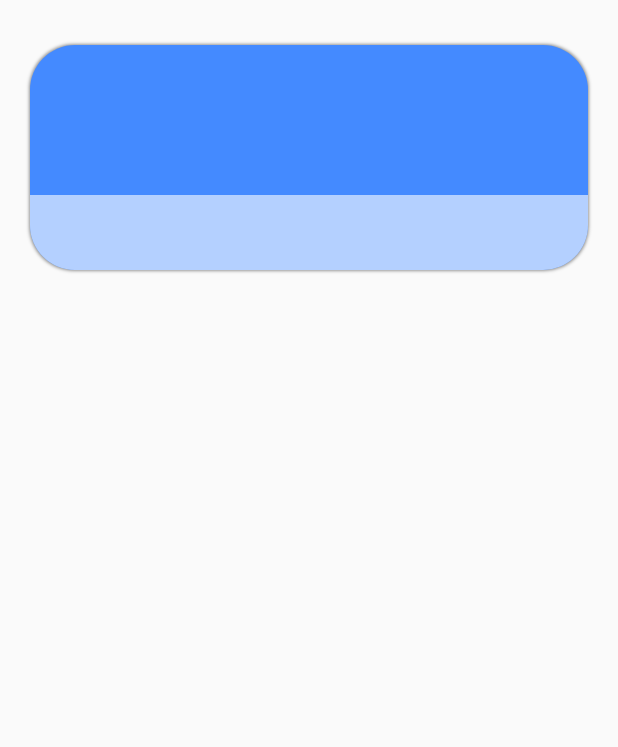
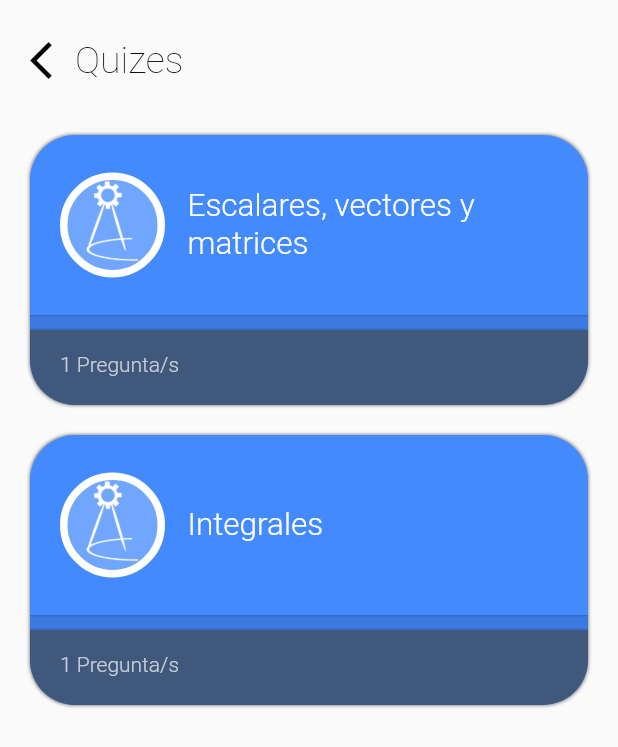
Before and after one commit to lesanpi/sc-learning-app-deprecated, a Flutter app: the GameMenuScreen screen opened directly, after a tap on "5to Año", on a phone screen of 412 x 824 dp. Shown: the top 747 px of the screen. Run offline on Flutter 3.47's test engine with Material 2 defaults, Android fonts, the phone set to English and light mode, and no system bars; our stand-ins replace shared_preferences, video_player, youtube_player_flutter; accounts and stored records are empty.

Commit message:
Quizes Screen, Quiz Item

```diff
--- a/lib/model/App.dart
+++ b/lib/model/App.dart
@@ -1,18 +1,24 @@
 import 'dart:convert';
 import 'package:e_learning_sc/model/Content.dart';
+import 'package:e_learning_sc/model/CourseQuiz.dart';
 import 'package:e_learning_sc/model/Guide.dart';
 import 'package:e_learning_sc/model/Lesson.dart';
+import 'package:e_learning_sc/model/Question.dart';
+import 'package:e_learning_sc/model/Quiz.dart';
 import 'package:flutter/material.dart';
 import 'Course.dart';
 
 class App{
 
   static const MaterialAccentColor primary_color = Colors.blueAccent;
-  static Color option_color = Color(0xFF2ed1c4);
+  static const Color option_color = Color(0xFF2ed1c4);
+  static const Color gold = Color.fromRGBO(255, 185, 44, 1);
+  static const Color dark_blue = Color(0xFF40587c);
+  static const Color green_progress = Color(0xFF98ca3f);
 
   var _data;
 
-  List<Course> courseList(var data){
+  static List<Course> courseList(var data){
     List<Course> _courseList = [];
     for(int i = 0; i < data.length; i++){
 
@@ -27,7 +33,7 @@ class App{
     return _courseList;
   }
 
-  List<Content> contentList(var dataContent){
+  static List<Content> contentList(var dataContent){
     List<Content> _contentList = [];
 
     for(int i = 0; i < dataContent.length; i++){
@@ -49,4 +55,49 @@ class App{
     return _contentList;
   }
 
+  static List<CourseQuiz> courseQuizList(var dataCourseQuizes){
+    List<CourseQuiz> _courseQuizList = [];
+
+    for(int i = 0; i < dataCourseQuizes.length; i++){
+
+      _courseQuizList.add(
+          CourseQuiz(
+              id: dataCourseQuizes[i]["id"],
+              name: dataCourseQuizes[i]["title"],
+              description: dataCourseQuizes[i]["description"],
+              quizes: App.quizesList(dataCourseQuizes[i]["quizes"])
+          )
+      );
+    }
+
+    return _courseQuizList;
+  }
+
+  static List<Quiz> quizesList(var dataQuizes){
+    List<Quiz> _quizes = [];
+    for(int i = 0; i < dataQuizes.length; i++){
+      _quizes.add(Quiz(id: dataQuizes[i]["id"], title: dataQuizes[i]["title"], questions: App.questions(dataQuizes[i]["questions"])));
+    }
+
+    return _quizes;
+  }
+
+  static List<Question> questions(var dataQuiz){
+    List<Question> _questions = [];
+    for(int i = 0; i < dataQuiz.length; i++){
+      _questions.add(
+          Question(
+              question: dataQuiz[i]["question"],
+              option_1: dataQuiz[i]["option_1"],
+              option_2: dataQuiz[i]["option_2"],
+              option_3: dataQuiz[i]["option_3"],
+              option_4: dataQuiz[i]["option_4"],
+              correctOption: dataQuiz[i]["correct_option"]
+          )
+      );
+    }
+
+    return _questions;
+  }
+
 }
--- a/lib/model/Quiz.dart
+++ b/lib/model/Quiz.dart
@@ -1,9 +1,10 @@
 import 'package:e_learning_sc/model/Question.dart';
 
 class Quiz{
-  String name;
+  String id;
+  String title;
   String description;
   List<Question> questions;
 
-  Quiz({required this.name, required this.questions, this.description = ""});
+  Quiz({required this.id, required this.title, required this.questions, this.description = ""});
 }
--- a/lib/screens/course_screen.dart
+++ b/lib/screens/course_screen.dart
@@ -24,6 +24,10 @@ class CourseScreen extends StatelessWidget{
   Widget courseScreen(BuildContext context){
     return Scaffold(
       body: courseScreenUI(context),
+      appBar: AppBar(
+        backgroundColor: App.primary_color,
+        toolbarHeight: 0,
+      ),
     );
   }
 
--- a/lib/screens/game_menu_screen.dart
+++ b/lib/screens/game_menu_screen.dart
@@ -1,3 +1,5 @@
+import 'dart:convert';
+
 import 'package:e_learning_sc/model/App.dart';
 import 'package:e_learning_sc/model/CourseQuiz.dart';
 import 'package:e_learning_sc/model/Question.dart';
@@ -24,6 +26,12 @@ class GameMenuScreen extends StatelessWidget {
 
     double screenHeight = MediaQuery.of(context).size.height;
     double headerHeight = 140;
+
+    return FutureBuilder(
+
+        future: DefaultAssetBundle.of(context).loadString('assets/data.json'),
+        builder: (context, snapshot) {
+          var data = json.decode(snapshot.data.toString());
 
           return Center(
               child: Column(
@@ -64,8 +72,10 @@ class GameMenuScreen extends StatelessWidget {
                   ),
                   Container(
                     height: screenHeight - headerHeight - 100,
-            child: ListView(
-              children: courseQuizMenuItem(context),
+                    child: snapshot.connectionState != ConnectionState.done ? Container()
+                        :
+                    ListView(
+                      children: courseQuizMenuItemList(App.courseQuizList(data["quizes"])),
                       scrollDirection: Axis.vertical,
                     ),
                   )
@@ -74,26 +84,18 @@ class GameMenuScreen extends StatelessWidget {
           );
         }
 
-  List<Widget> courseQuizMenuItem(BuildContext context){
-    double screenWidth = MediaQuery.of(context).size.width;
 
-    List<Question> questions_ex = [
-      Question(question: "¿Cuanto es 2 + 2?", option_1: "1", option_2: "2", option_3: "3", option_4: "Pez", correctOption: 4)
-    ];
-    List<Quiz> quizes_ex = [
-      Quiz(name: "V", questions: questions_ex)
-    ];
-    CourseQuiz courseQuiz_ex = CourseQuiz(name: "5to Año", id: "ae1e2", description: "Vectores, derivadas e integrales",
-      quizes: quizes_ex
     );
 
-    return [
-      CourseQuizMenuItem(courseQuiz: courseQuiz_ex,),
-      CourseQuizMenuItem(courseQuiz: courseQuiz_ex,),
-      CourseQuizMenuItem(courseQuiz: courseQuiz_ex,),
-      CourseQuizMenuItem(courseQuiz: courseQuiz_ex,),
-      CourseQuizMenuItem(courseQuiz: courseQuiz_ex,),
+  }
 
-    ];
+  List<Widget> courseQuizMenuItemList(List<CourseQuiz> courseQuizList){
+
+    List<Widget> courseQuizItems = [];
+    courseQuizList.forEach((courseQuiz) {
+      courseQuizItems.add(CourseQuizMenuItem(courseQuiz: courseQuiz));
+    });
+
+    return courseQuizItems;
   }
 }
--- a/lib/screens/home_screen.dart
+++ b/lib/screens/home_screen.dart
@@ -49,8 +49,6 @@ class HomeScreen extends StatelessWidget{
 
   Widget homeScreen(BuildContext context){
 
-    App myApp = App();
-
     return FutureBuilder(
 
       future: DefaultAssetBundle.of(context).loadString('assets/data.json'),
@@ -99,7 +97,7 @@ class HomeScreen extends StatelessWidget{
                     ],
                   )
               ),
-              snapshot.connectionState == ConnectionState.waiting ? Container() : CourseList(course_list: myApp.courseList(data["courses"]),),
+              snapshot.connectionState == ConnectionState.waiting ? Container() : CourseList(course_list: App.courseList(data["courses"]),),
               snapshot.connectionState == ConnectionState.waiting ? Container() : LessonList(lessonList: lessonList, course: Course(title: "", description: "", mini_description: "", content_list: []),),
               snapshot.connectionState == ConnectionState.waiting ? Container() : GuideList(guideList: guideList,),
 
--- a/lib/screens/quizes_screen.dart
+++ b/lib/screens/quizes_screen.dart
@@ -1,5 +1,8 @@
 import 'package:e_learning_sc/model/App.dart';
 import 'package:e_learning_sc/model/CourseQuiz.dart';
+import 'package:e_learning_sc/widgets/back_button.dart';
+import 'package:e_learning_sc/widgets/quiz_item.dart';
+import 'package:e_learning_sc/widgets/simple_progress_bar.dart';
 import 'package:flutter/material.dart';
 
 class QuizesScreen extends StatelessWidget{
@@ -13,57 +16,64 @@ class QuizesScreen extends StatelessWidget{
 
     double screenHeight = MediaQuery.of(context).size.height;
     double screenWidth = MediaQuery.of(context).size.width;
-    double radius = 30;
 
     return Scaffold(
-      body: Container(
-        height: screenHeight,
-        width: screenWidth,
-        padding: EdgeInsets.symmetric(
-          horizontal: 20,
-          vertical: 30
-        ),
-        child: ListView(
+      body: SafeArea(
+        child: Stack(
           children: [
             Container(
+              height: screenHeight,
               width: screenWidth,
-              height: 150,
-              decoration: BoxDecoration(
-                color: App.primary_color,
-                  borderRadius: BorderRadius.all(Radius.circular(radius)),
-                  boxShadow: [
-                    BoxShadow(
-                      color: Color.fromRGBO(0, 0, 0, 0.4),
-                      blurRadius: 1,
-                      spreadRadius: 0.1,
-                    )
-                  ]
+              padding: EdgeInsets.only(
+                left: 20,
+                right: 20,
+                top: 80
               ),
-              child: Column(
+              child: ListView(
+                children: listQuizesWidget(),
+              ),
+            ),
+            Container(
+              width: screenWidth,
+              height: 80,
+              child: Row(
                 children: [
-                  Container(
-                    width: screenWidth,
-                    height: 100,
+                  MyBackButton(size: 30, color: Colors.black,),
+                  Text(
+                    "Quizes",
+                    style: TextStyle(
+                        color: Colors.black,
+                        fontWeight: FontWeight.w200,
+                        fontSize: 25
+                    ),
                   ),
-
-                  Container(
-                    width: screenWidth,
-                    height: 50,
-                    decoration: BoxDecoration(
-                      color: Colors.white60,
-                      borderRadius: BorderRadius.vertical(
-                        bottom: Radius.circular(radius)
-                      ),
-                    ),
-                  )
                 ],
               ),
-            )
+              padding: EdgeInsets.symmetric(
+                  horizontal: 20,
+                  vertical: 10
+              ),
+
+            ),
           ],
         ),
+      ),
+      appBar: AppBar(
+        backgroundColor: App.primary_color,
+        toolbarHeight: 0,
       ),
     );
   }
 
+  List<Widget> listQuizesWidget(){
+
+    List<Widget> quizesWidgets = [];
+    courseQuiz.quizes.forEach((quiz) {
+      quizesWidgets.add(QuizItem(quiz: quiz,));
+    });
+
+    return quizesWidgets;
+
+  }
 
 }
--- /dev/null
+++ b/lib/widgets/back_button.dart
@@ -0,0 +1,24 @@
+import 'package:flutter/material.dart';
+
+class MyBackButton extends StatelessWidget{
+
+  double size;
+  Color color;
+
+  MyBackButton({this.size = 50, this.color = Colors.white});
+
+  @override
+  Widget build(BuildContext context) {
+    return InkWell(
+      child: Container(
+          child: Icon(Icons.arrow_back_ios, color: color, size: size,), decoration: BoxDecoration(
+          borderRadius: BorderRadius.all(Radius.circular(20))
+      )
+      ),
+      onTap: (){
+        Navigator.pop(context);
+      },
+    );
+  }
+
+}
--- a/lib/widgets/course_quiz_menu_item.dart
+++ b/lib/widgets/course_quiz_menu_item.dart
@@ -1,3 +1,4 @@
+import 'package:e_learning_sc/model/App.dart';
 import 'package:e_learning_sc/model/CourseQuiz.dart';
 import 'package:e_learning_sc/screens/quizes_screen.dart';
 import 'package:e_learning_sc/widgets/progress_bar.dart';
@@ -18,22 +19,25 @@ class CourseQuizMenuItem extends StatelessWidget{
 
     return InkWell(
       child: Container(
-        height: 125,
-        width: screenWidth,
         margin: EdgeInsets.symmetric(
             vertical: 20,
             horizontal: 30
         ),
+        child: Column(
+            children: [
+              Container(
+                height: 125,
+                width: screenWidth,
                 padding: EdgeInsets.symmetric(
                     horizontal: 25
                 ),
                 decoration: BoxDecoration(
-            color: Colors.blueAccent,
-            borderRadius: BorderRadius.all(Radius.circular(20))
+                    color: App.primary_color,
+                    borderRadius: BorderRadius.vertical(top: Radius.circular(20)),
                 ),
                 child: Column(
                   mainAxisAlignment: MainAxisAlignment.center,
-          crossAxisAlignment: CrossAxisAlignment.start,
+                  crossAxisAlignment: CrossAxisAlignment.center,
                   children: [
                     Text(courseQuiz.name,
                       style: TextStyle(
@@ -46,13 +50,37 @@ class CourseQuizMenuItem extends StatelessWidget{
                       style: TextStyle(
                           color: Colors.white,
                           fontWeight: FontWeight.w300,
-                  fontSize: 15
+                          fontSize: 15,
                       ),
+                      textAlign: TextAlign.center,
                     ),
-            ProgressBar(total: courseQuiz.quizes.length, id: courseQuiz.id)
+                    ProgressBar(total: courseQuiz.quizes.length, id: courseQuiz.id),
+
                   ],
                 ),
 
+              ),
+              Container(
+                width: screenWidth,
+                height: 50,
+                decoration: BoxDecoration(
+                  color: App.dark_blue,
+                  borderRadius: BorderRadius.vertical(bottom: Radius.circular(20))
+                ),
+                child: Container(
+                  padding: EdgeInsets.symmetric(vertical: 15, horizontal: 20),
+                  child: Text(
+                      "${courseQuiz.quizes.length} Quiz/es",
+                    style: TextStyle(
+                      color: Colors.white70,
+                      fontSize: 14,
+                      fontWeight: FontWeight.w300
+                    ),
+                  ),
+                ),
+              )
+            ]
+        ),
       ),
       onTap: (){
         Navigator.push(
--- a/lib/widgets/progress_bar.dart
+++ b/lib/widgets/progress_bar.dart
@@ -50,7 +50,8 @@ class ProgressBarState extends State<ProgressBar>{
             height: widget.height,
             decoration: BoxDecoration(
                 borderRadius: BorderRadius.all(Radius.circular(10)),
-                border: Border.all(color: Colors.white)
+                border: Border.all(color: Colors.white),
+              color: Color.fromRGBO(0, 0, 0, 0.1)
             ),
           ),
           FutureBuilder(
--- /dev/null
+++ b/lib/widgets/quiz_item.dart
@@ -0,0 +1,87 @@
+import 'package:e_learning_sc/model/App.dart';
+import 'package:e_learning_sc/model/Quiz.dart';
+import 'package:e_learning_sc/widgets/quiz_medal.dart';
+import 'package:e_learning_sc/widgets/simple_progress_bar.dart';
+import 'package:flutter/material.dart';
+
+class QuizItem extends StatelessWidget{
+
+  Quiz quiz;
+
+  QuizItem({required this.quiz});
+
+  @override
+  Widget build(BuildContext context) {
+    double screenWidth = MediaQuery.of(context).size.width;
+    double radius = 30;
+
+    return Container(
+      width: screenWidth,
+      decoration: BoxDecoration(
+          color: App.primary_color,
+          borderRadius: BorderRadius.all(Radius.circular(radius)),
+          boxShadow: [
+            BoxShadow(
+              color: Color.fromRGBO(0, 0, 0, 0.4),
+              blurRadius: 1,
+              spreadRadius: 0.1,
+            )
+          ]
+      ),
+      margin: EdgeInsets.symmetric(
+        vertical: 10
+      ),
+      child: Column(
+        children: [
+          Container(
+            width: screenWidth,
+            height: 120,
+            padding: EdgeInsets.symmetric(vertical: 10, horizontal:20),
+            child: Row(
+              children: [
+                QuizMedal(size:70),
+                Expanded(
+                  child: Container(
+                    child: Text(
+                      quiz.title,
+                      style: TextStyle(
+                          color: Colors.white,
+                          fontWeight: FontWeight.w300,
+                          fontSize: 21
+                      ),
+                      maxLines: 2,
+                    ),
+                    padding: EdgeInsets.symmetric(horizontal: 15),
+                  ),
+                )
+              ],
+            ),
+          ),
+          SimpleProgressBar(completed: 0,),
+          Container(
+            width: screenWidth,
+            height: 50,
+            decoration: BoxDecoration(
+              color: App.dark_blue,
+              borderRadius: BorderRadius.vertical(
+                  bottom: Radius.circular(radius)
+              ),
+            ),
+            child: Container(
+              padding: EdgeInsets.symmetric(vertical: 15, horizontal: 20),
+              child: Text(
+                "${quiz.questions.length} Pregunta/s",
+                style: TextStyle(
+                    color: Colors.white70,
+                    fontSize: 14,
+                    fontWeight: FontWeight.w300
+                ),
+              ),
+            ),
+          )
+        ],
+      ),
+    );
+  }
+
+}
--- /dev/null
+++ b/lib/widgets/quiz_medal.dart
@@ -0,0 +1,30 @@
+import 'package:flutter/material.dart';
+
+class QuizMedal extends StatelessWidget{
+
+  double size;
+  QuizMedal({this.size = 70});
+
+  @override
+  Widget build(BuildContext context) {
+
+    return Container(
+      width: size,
+      height: size,
+      decoration: BoxDecoration(
+          color: Colors.white24,
+          borderRadius: BorderRadius.all(Radius.circular(size)),
+          border: Border.all(width: 5, color: Colors.white),
+      ),
+      child: Container(
+        decoration: BoxDecoration(
+            image: DecorationImage(
+                image: AssetImage('assets/logo_white.png'),
+                fit: BoxFit.cover
+            )
+        ),
+      ),
+    );
+  }
+
+}
--- a/lib/widgets/simple_progress_bar.dart
+++ b/lib/widgets/simple_progress_bar.dart
@@ -1,3 +1,4 @@
+import 'package:e_learning_sc/model/App.dart';
 import 'package:flutter/material.dart';
 
 class SimpleProgressBar extends StatelessWidget{
@@ -7,7 +8,7 @@ class SimpleProgressBar extends StatelessWidget{
   double height;
   Color color;
 
-  SimpleProgressBar({this.completed = 1, this.width = 0, this.height = 10, this.color = Colors.green});
+  SimpleProgressBar({this.completed = 1, this.width = 0, this.height = 10, this.color = App.green_progress});
 
   @override
   Widget build(BuildContext context) {
@@ -17,17 +18,17 @@ class SimpleProgressBar extends StatelessWidget{
       width = screenWidth;
 
     return Container(
-        margin: EdgeInsets.symmetric(
-        vertical: 10
-    ),
+
     child: Stack(
     children: [
       Container(
       width: width,
       height: height,
       decoration: BoxDecoration(
-        borderRadius: BorderRadius.all(Radius.circular(10)),
-        border: Border.all(color: Colors.white)
+        color: Colors.black12,
+        border: Border.symmetric(
+          horizontal: BorderSide(color: Colors.black12)
+        )
         ),
       ),
       Container(
@@ -35,7 +36,6 @@ class SimpleProgressBar extends StatelessWidget{
         width: completed > 0 ? 1 * width : 0,
         decoration: BoxDecoration(
           color: color,
-          borderRadius: BorderRadius.all(Radius.circular(10)),
         ),
       )
       ]
```
Also changed, not shown: assets/data.json (+102 -0 lines), lib/screens/question_screen.dart (added, +47 -0 lines), lib/screens/video_player_screen.dart (+9 -15 lines), lib/widgets/course_item.dart (+8 -1 lines). Lines whose indentation alone changed are shown as unchanged.
